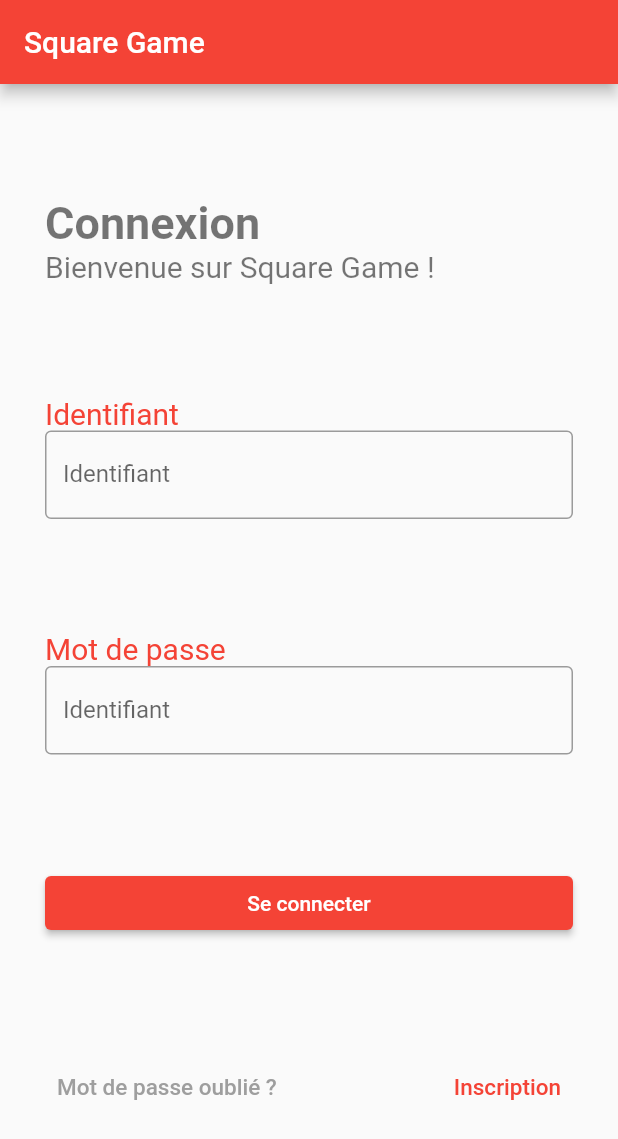
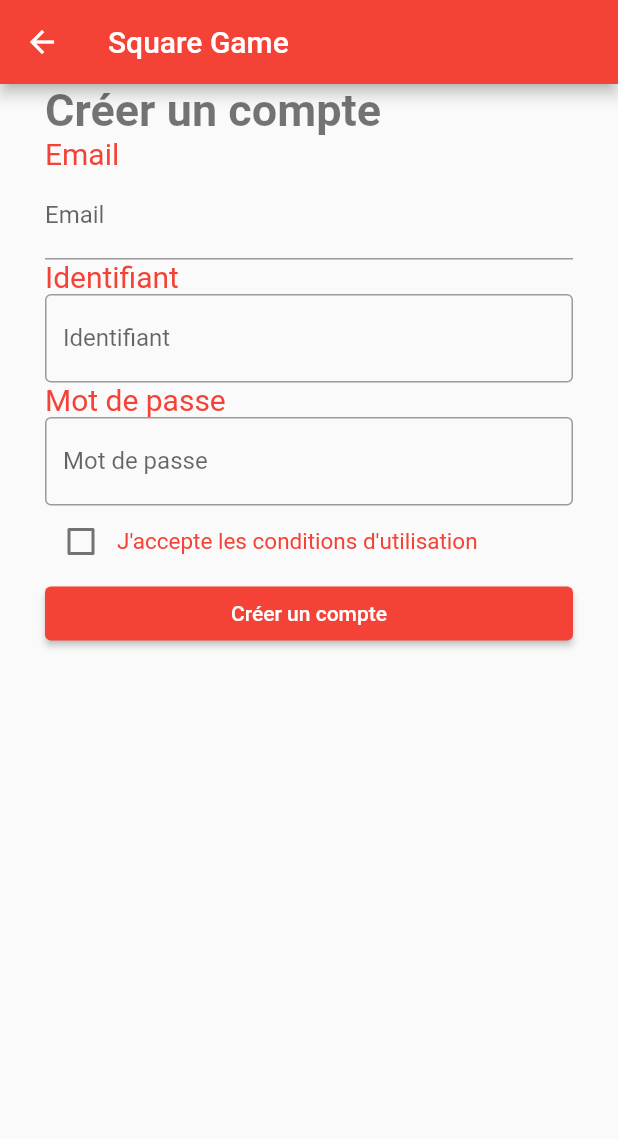
Before and after one commit to Benjamin-Catinella/SQ_Mobile, a Flutter app: the screen it shows after launch, after a tap on "Inscription", on a phone screen of 412 x 824 dp. Shown: the top 1139 px of the screen. Run offline on Flutter 3.47's test engine with Material 2 defaults, Android fonts, the light colour scheme and no system bars; missing offline and left inert: dart:ffi.

Commit message:
Ajout page statique

```diff
--- a/lib/main.dart
+++ b/lib/main.dart
@@ -2,6 +2,7 @@
 
 import 'package:flutter/material.dart';
 import 'package:sg_mobile/widgets/Login.dart';
+import 'package:sg_mobile/widgets/SquareGameAppBar.dart';
 
 
 void main() {
@@ -15,7 +16,7 @@
   Widget build(BuildContext context) {
     return MaterialApp(
       home : Scaffold(
-        appBar: AppBar(title: Text("Square Game"), backgroundColor: Colors.red),
+        resizeToAvoidBottomInset: false,
         body: LoginWidget(),
       )
     );
--- /dev/null
+++ b/lib/widgets/Inputs.dart
@@ -0,0 +1,40 @@
+
+import 'package:flutter/cupertino.dart';
+import 'package:flutter/material.dart';
+
+class DefaultInput extends StatefulWidget{
+  final String label;
+  var isPassword;
+  var isMail;
+
+  DefaultInput({Key? key, required this.label, this.isPassword, this.isMail}) : super(key: key);
+
+  @override
+  State<DefaultInput> createState() => _DefaultInputState();
+}
+
+class _DefaultInputState extends State<DefaultInput> {
+
+  @override
+  Widget build(BuildContext context) {
+    return Container(
+      child: Column(
+        crossAxisAlignment: CrossAxisAlignment.start,
+        children: [
+          Text(
+            widget.label,
+            style: TextStyle(fontSize: 20, color: Colors.red),
+            textAlign: TextAlign.left,
+          ),
+          TextField(
+            obscureText: widget.isPassword ?? false,
+            decoration: InputDecoration(
+              border: OutlineInputBorder(),
+              labelText: widget.label,
+            ),
+          ),
+        ],
+      ),
+    );
+  }
+}
--- a/lib/widgets/Login.dart
+++ b/lib/widgets/Login.dart
@@ -1,12 +1,21 @@
 import 'package:flutter/cupertino.dart';
 import 'package:flutter/material.dart';
+import 'package:sg_mobile/widgets/Inputs.dart';
+import 'package:sg_mobile/widgets/Register.dart';
+
+import 'SquareGameAppBar.dart';
 
 const double inputFieldHorizontalPadding = 30.0;
 
 class LoginWidget extends StatelessWidget {
+  const LoginWidget({Key? key}) : super(key: key);
+
   @override
   Widget build(BuildContext context) {
-    return Container(
+    return Scaffold(
+      resizeToAvoidBottomInset: false,
+      appBar: SquareGameAppBar(),
+      body: Container(
         padding: const EdgeInsets.fromLTRB(
             inputFieldHorizontalPadding, 0, inputFieldHorizontalPadding, 0),
         child: Column(
@@ -31,41 +40,8 @@
                 ],
               ),
             ),
-          Container(
-            child: Column(
-              crossAxisAlignment: CrossAxisAlignment.start,
-              children: const [
-                Text(
-                  'Identifiant',
-                  style: TextStyle(fontSize: 20, color: Colors.red),
-                  textAlign: TextAlign.left,
-                ),
-                TextField(
-                  decoration: InputDecoration(
-                    border: OutlineInputBorder(),
-                    labelText: 'Identifiant',
-                  ),
-                ),
-              ],
-            ),
-          ),
-          Container(
-            child: Column(
-              crossAxisAlignment: CrossAxisAlignment.start,
-              children: const [
-                Text(
-                  'Mot de passe',
-                  style: TextStyle(fontSize: 20, color: Colors.red),
-                ),
-                TextField(
-                  decoration: InputDecoration(
-                    border: OutlineInputBorder(),
-                    labelText: 'Identifiant',
-                  ),
-                ),
-              ],
-            ),
-          ),
+            DefaultInput(label: 'Identifiant'),
+            DefaultInput(label: 'Mot de passe', isPassword: true),
             Container(
               width: double.infinity,
               child: ElevatedButton(
@@ -87,7 +63,13 @@
                   ),
                 ),
                 TextButton(
-                onPressed: () {},
+                  onPressed: () {
+                    Navigator.push(
+                      context,
+                      MaterialPageRoute(builder: (context) => RegisterWidget()
+                      ),
+                    );
+                  },
                   child: const Text(
                     "Inscription",
                     style: TextStyle(fontSize: 15, color: Colors.red),
@@ -97,6 +79,7 @@
             )
           ],
         ),
+      ),
     );
   }
 }
--- /dev/null
+++ b/lib/widgets/Register.dart
@@ -0,0 +1,100 @@
+import 'package:flutter/cupertino.dart';
+import 'package:flutter/material.dart';
+import 'package:sg_mobile/widgets/SquareGameAppBar.dart';
+
+import 'Inputs.dart';
+
+const double inputFieldHorizontalPadding = 30.0;
+
+class RegisterWidget extends StatelessWidget {
+  const RegisterWidget({Key? key}) : super(key: key);
+
+  @override
+  Widget build(BuildContext context) {
+    var isChecked = false;
+    return Scaffold(
+      resizeToAvoidBottomInset: false,
+      appBar: SquareGameAppBar(),
+      body: Container(
+        padding: const EdgeInsets.fromLTRB(
+            inputFieldHorizontalPadding, 0, inputFieldHorizontalPadding, 0),
+        child: ListView(
+          children: [
+            Column(
+              crossAxisAlignment: CrossAxisAlignment.start,
+              mainAxisAlignment: MainAxisAlignment.spaceEvenly,
+              children: [
+                Container(
+                  child: Column(
+                    crossAxisAlignment: CrossAxisAlignment.start,
+                    children: const [
+                      Text(
+                        'Créer un compte',
+                        style: TextStyle(
+                            fontSize: 30,
+                            color: Colors.black54,
+                            fontWeight: FontWeight.bold),
+                      ),
+                    ],
+                  ),
+                ),
+                Container(
+                  child: Column(
+                    crossAxisAlignment: CrossAxisAlignment.start,
+                    children: [
+                      const Text(
+                        'Email',
+                        style: TextStyle(fontSize: 20, color: Colors.red),
+                        textAlign: TextAlign.left,
+                      ),
+                      TextFormField(
+                        decoration: const InputDecoration(
+                          border: UnderlineInputBorder(),
+                          labelText: 'Email',
+                        ),
+                        validator: (value) {
+                          if (value == null || value.isEmpty) {
+                            return 'Veuillez entrer un email valide';
+                          }
+                          return null;
+                        },
+                      ),
+                    ],
+                  ),
+                ),
+                DefaultInput(label: 'Identifiant'),
+                DefaultInput(label: 'Mot de passe', isPassword: true),
+                Row(
+                  children: [
+                    Checkbox(
+                      checkColor: Colors.white,
+                      value: isChecked,
+                      onChanged: (bool? value) {
+                        isChecked = value!;
+                      },
+                    ),
+                    const Text(
+                      'J\'accepte les conditions d\'utilisation',
+                      style: TextStyle(fontSize: 15, color: Colors.red),
+                      textAlign: TextAlign.left,
+                    ),
+                  ],
+                ),
+                SizedBox(
+                  width: double.infinity,
+                  child: ElevatedButton(
+                    onPressed: () {},
+                    style: ElevatedButton.styleFrom(
+                      backgroundColor: Colors.red,
+                    ),
+                    child: const Text('Créer un compte'),
+                  ),
+                ),
+              ],
+            ),
+          ],
+        ),
+      ),
+    );
+  }
+}
--- /dev/null
+++ b/lib/widgets/SquareGameAppBar.dart
@@ -0,0 +1,9 @@
+
+import 'package:flutter/material.dart';
+
+class SquareGameAppBar extends AppBar {
+  SquareGameAppBar({super.key}) :
+        super(title: Text("Square Game"),
+          backgroundColor: Colors.red,
+      );
+}
```
Lines whose indentation alone changed are shown as unchanged.
